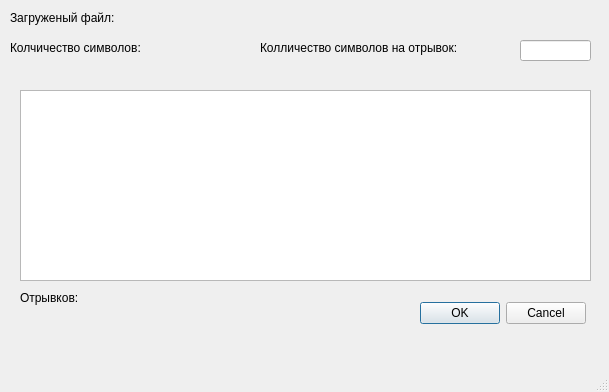
The window that addBook.ui (smoksmk/booksKey) describes before a commit, drawn with Qt 5.
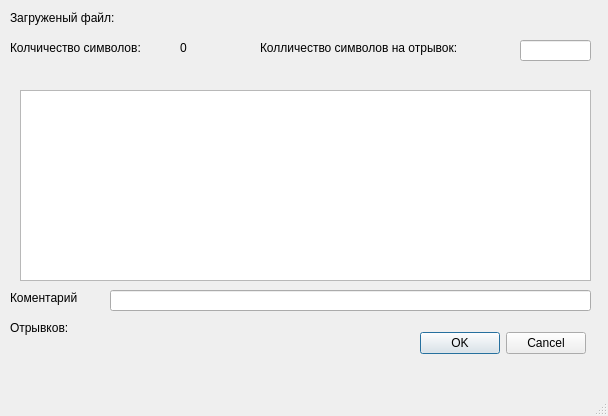
The same window after the commit.

What changed in the file:
```diff
--- a/addBook.ui
+++ b/addBook.ui
@@ -6,8 +6,8 @@
    <rect>
     <x>0</x>
     <y>0</y>
-    <width>609</width>
-    <height>392</height>
+    <width>608</width>
+    <height>416</height>
    </rect>
   </property>
   <property name="windowTitle">
@@ -53,7 +53,7 @@
      <string>Колчичество символов:</string>
     </property>
    </widget>
-   <widget class="QLabel" name="label_3">
+   <widget class="QLabel" name="simbol">
     <property name="geometry">
      <rect>
       <x>180</x>
@@ -63,7 +63,7 @@
      </rect>
     </property>
     <property name="text">
-     <string/>
+     <string>0</string>
     </property>
    </widget>
    <widget class="QLabel" name="label_4">
@@ -105,8 +105,8 @@
    <widget class="QLabel" name="label_5">
     <property name="geometry">
      <rect>
-      <x>20</x>
-      <y>290</y>
+      <x>10</x>
+      <y>320</y>
       <width>71</width>
       <height>16</height>
      </rect>
@@ -118,8 +118,8 @@
    <widget class="QLabel" name="passage">
     <property name="geometry">
      <rect>
-      <x>100</x>
-      <y>290</y>
+      <x>90</x>
+      <y>320</y>
       <width>62</width>
       <height>15</height>
      </rect>
@@ -132,7 +132,7 @@
     <property name="geometry">
      <rect>
       <x>410</x>
-      <y>300</y>
+      <y>330</y>
       <width>176</width>
       <height>27</height>
      </rect>
@@ -141,6 +141,29 @@
      <set>QDialogButtonBox::Cancel|QDialogButtonBox::Ok</set>
     </property>
    </widget>
+   <widget class="QLineEdit" name="koment">
+    <property name="geometry">
+     <rect>
+      <x>110</x>
+      <y>290</y>
+      <width>481</width>
+      <height>21</height>
+     </rect>
+    </property>
+   </widget>
+   <widget class="QLabel" name="label_3">
+    <property name="geometry">
+     <rect>
+      <x>10</x>
+      <y>290</y>
+      <width>91</width>
+      <height>16</height>
+     </rect>
+    </property>
+    <property name="text">
+     <string>Коментарий</string>
+    </property>
+   </widget>
   </widget>
   <widget class="QMenuBar" name="menubar">
    <property name="geometry">
```
Left out of the diff: 2 changed lines with no effect on the pictures.
